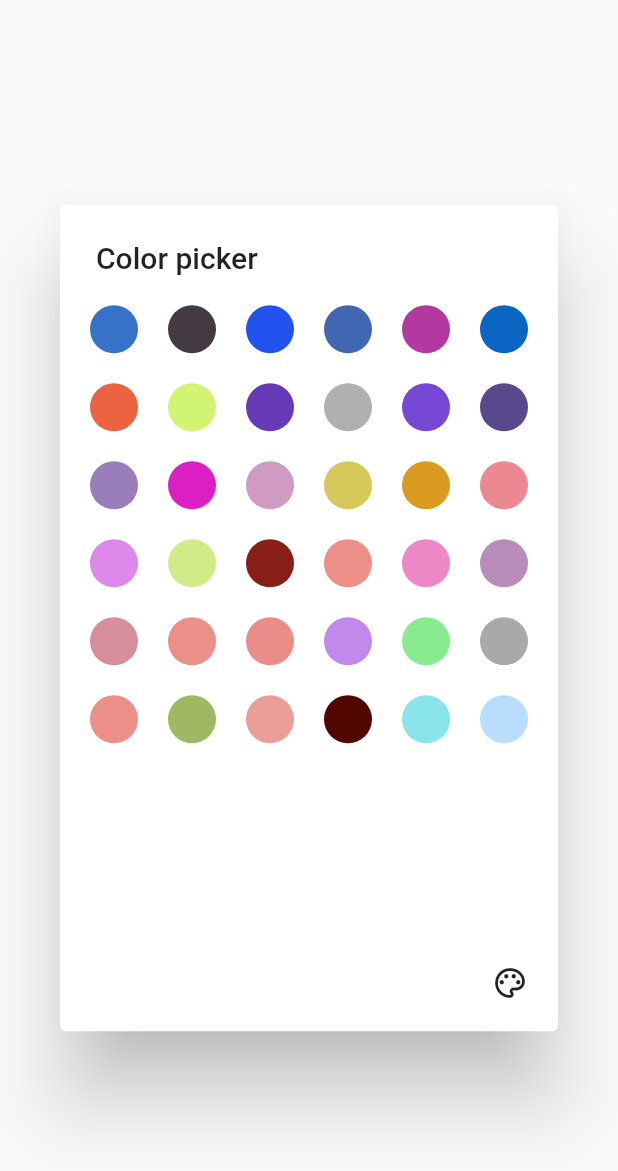
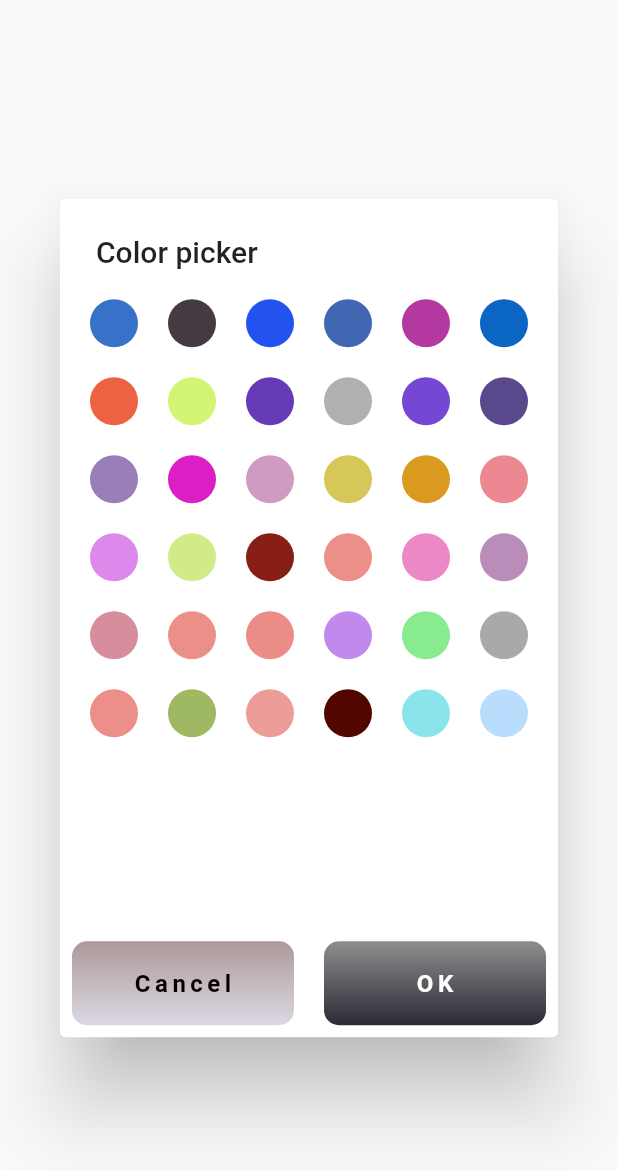
Before and after one commit to ShokhrukhDeveloper/linkpinUz, a Flutter app: the ColorPickerWidget widget shown alone on an empty page, opened directly, on a phone screen of 412 x 824 dp. Shown: the top 1171 px of the screen. Run offline on Flutter 3.47's test engine with Material 2 defaults, Android fonts, the phone set to English and light mode, and no system bars; our stand-ins replace cached_network_image, flutter_svg, get; missing offline and left inert: dart:html; network calls fail.

Commit message:
Social network Colors picker ready

```diff
--- a/lib/app/config/AppTextStyle.dart
+++ b/lib/app/config/AppTextStyle.dart
@@ -46,6 +46,12 @@ class AppTextStyle{
        fontWeight: FontWeight.w700,
        color: Colors.white
    );
+   static const styleBlack6W700=  TextStyle(
+       letterSpacing: 3,
+       fontSize: 16,
+       fontWeight: FontWeight.w700,
+       color: Colors.black
+   );
   static const styleWhite32W400=  TextStyle(
       letterSpacing: 3,
       fontSize: 32,
--- /dev/null
+++ b/lib/presentation/pages/profile_page/widgets/CustomButtonCancel.dart
@@ -0,0 +1,42 @@
+import 'package:flutter/cupertino.dart';
+import 'package:flutter/material.dart';
+
+import '../../../../app/config/AppTextStyle.dart';
+
+
+
+
+class CustomButtonCancel extends StatelessWidget {
+  final VoidCallback? onTap;
+  final double? width;
+  final String text;
+
+  const CustomButtonCancel({Key? key, this.onTap, this.width, required this.text}) : super(key: key);
+
+  @override
+  Widget build(BuildContext context) {
+    return InkWell(
+      onTap: onTap,
+      child: Container(
+        height: 56,
+        width: width??148,
+        decoration: BoxDecoration(
+            borderRadius: BorderRadius.circular(10),
+            gradient:const LinearGradient(
+                begin: Alignment.bottomCenter,
+                end: Alignment.topCenter,
+                colors: [
+                  Color(0xffdbd9e3),
+                  Color(0xffad9999),
+                ])
+        ),
+        child:  Center(
+          child: Text(text,
+            textScaleFactor: 1,
+            style: AppTextStyle.styleBlack6W700,
+          ),
+        ),
+      ),
+    );
+  }
+}
--- a/lib/presentation/widgets/ColorPickerAlertDialog.dart
+++ b/lib/presentation/widgets/ColorPickerAlertDialog.dart
@@ -1,6 +1,9 @@
 import 'package:flutter/cupertino.dart';
 import 'package:flutter/material.dart';
 import 'package:get/get.dart';
+import 'package:likpinuz/presentation/widgets/CustomButton.dart';
+
+import '../pages/profile_page/widgets/CustomButtonCancel.dart';
 class ColorPickerWidget extends StatelessWidget {
    ColorPickerWidget({Key? key}) : super(key: key);
 static const List<Color> _colors=[
@@ -79,9 +82,18 @@ var col=Colors.white.obs;
                       ,
           ),
         ),
-          actions: [IconButton(onPressed: (){
-            Navigator.pop(context,col.value.value);
-          }, icon: const Icon(Icons.color_lens_outlined),)],
+          actionsAlignment: MainAxisAlignment.spaceBetween,
+          actions: [
+             CustomButtonCancel(text: "Cancel",onTap: (){
+              Navigator.pop(context);
+            },),
+
+            CustomButton(text: "OK",
+              onTap: (){
+                Navigator.pop(context,col.value.value);
+              },
+            ),
+          ],
       ),
     );
   }
```
Also changed, not shown: lib/presentation/pages/social_networks_page/social_networks_page.dart (+22 -13 lines), lib/presentation/widgets/IconPickerW/AlertDialog.dart (added, +86 -0 lines), assets/svg_icons/apple-icon.svg (added), assets/svg_icons/google-play-store-icon.svg (added), assets/svg_icons/linkedin-color-icon.svg (added), assets/svg_icons/microsoft-dot-net-icon.svg (added), assets/svg_icons/stackoverflow-color-icon.svg (added), assets/svg_icons/telegram-icon.svg (added), assets/svg_icons/yahoo-icon.svg (added).
